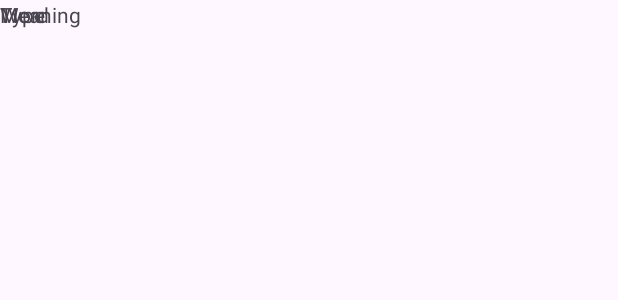
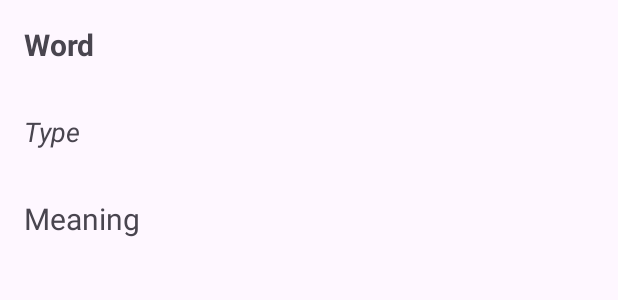
Before and after one commit to ratul-space/SimpleDictionary, an Android app: the layout search_list_item.xml on its own in the app's theme, with its tools: preview values and no code run, on a phone screen of 412 x 824 dp. Shown: the top 300 px of the screen. Run offline under Robolectric (Android 15) with nearby library versions, the phone set to English and light mode, and no system bars.

Commit message:
feat: update search_list_item.xml ui design

```diff
--- a/app/src/main/res/layout/search_list_item.xml
+++ b/app/src/main/res/layout/search_list_item.xml
@@ -1,19 +1,26 @@
 <?xml version="1.0" encoding="utf-8"?>
-<androidx.constraintlayout.widget.ConstraintLayout xmlns:android="http://schemas.android.com/apk/res/android"
+<LinearLayout xmlns:android="http://schemas.android.com/apk/res/android"
     xmlns:tools="http://schemas.android.com/tools"
     android:layout_width="match_parent"
-    android:layout_height="match_parent">
+    android:layout_height="match_parent"
+    android:orientation="vertical">
 
     <TextView
         android:id="@+id/txtWord"
         android:layout_width="wrap_content"
         android:layout_height="wrap_content"
+        android:padding="16dp"
+        android:textSize="20sp"
+        android:textStyle="bold"
         tools:text="Word" />
 
     <TextView
         android:id="@+id/txtType"
         android:layout_width="wrap_content"
         android:layout_height="wrap_content"
+        android:padding="16dp"
+        android:textSize="18sp"
+        android:textStyle="italic"
         tools:layout_editor_absoluteX="4dp"
         tools:layout_editor_absoluteY="33dp"
         tools:text="Type" />
@@ -22,7 +29,9 @@
         android:id="@+id/txtMeaning"
         android:layout_width="wrap_content"
         android:layout_height="wrap_content"
+        android:padding="16dp"
+        android:textSize="20sp"
         tools:layout_editor_absoluteX="7dp"
         tools:layout_editor_absoluteY="86dp"
         tools:text="Meaning" />
-</androidx.constraintlayout.widget.ConstraintLayout>
+</LinearLayout>
```
